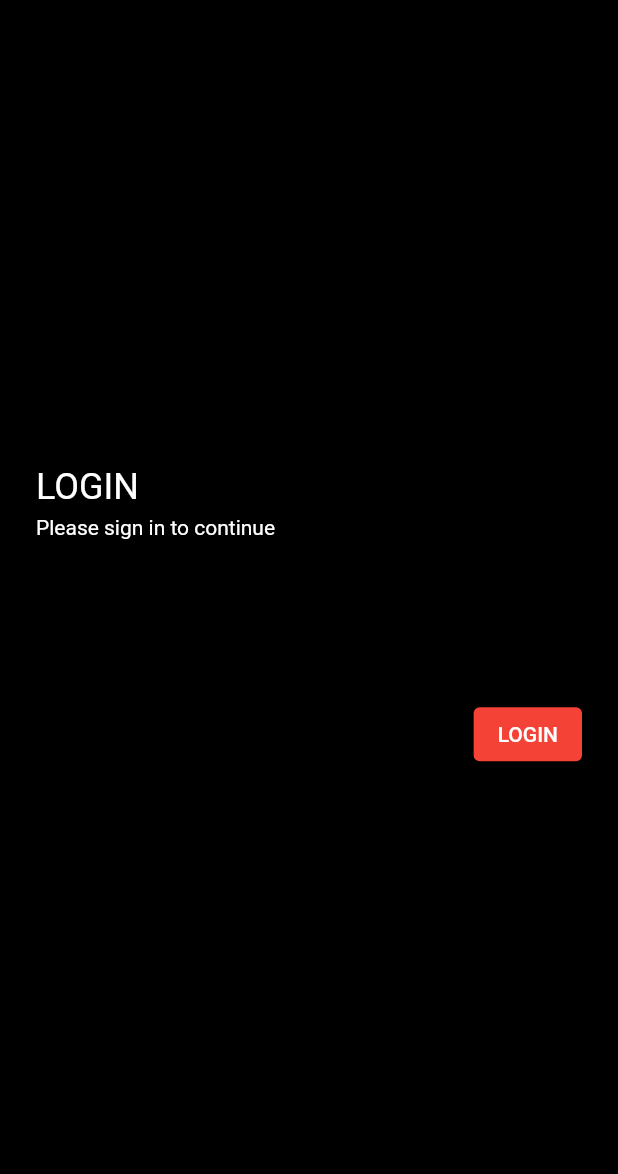
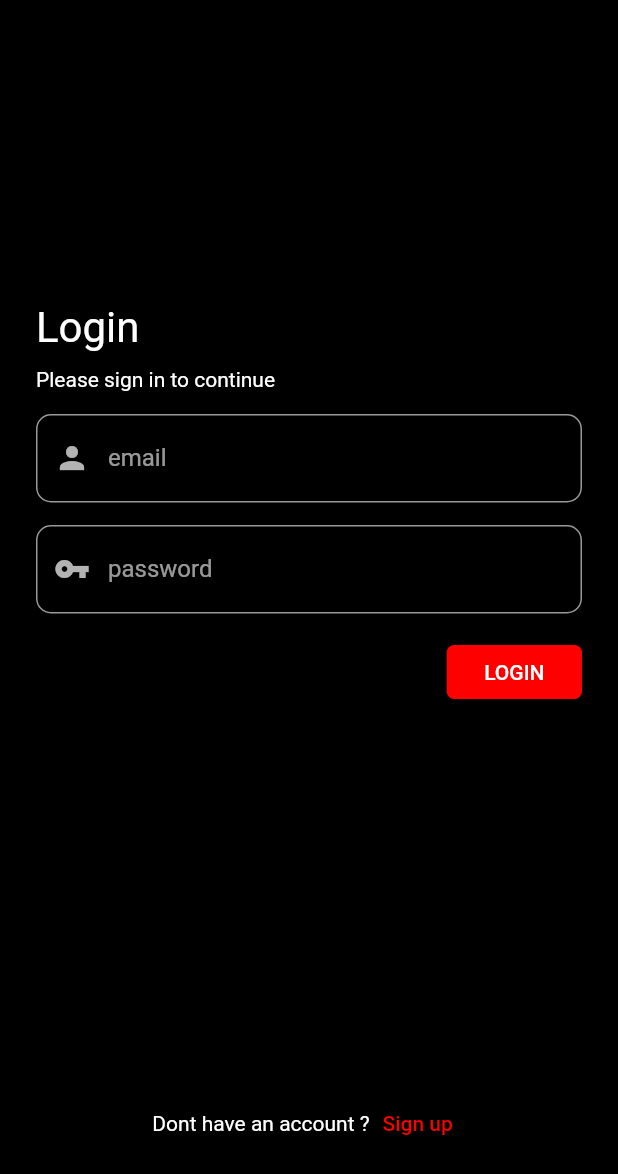
Before and after one commit to envisse/flutter_MoviePedia, a Flutter app: the screen it shows after launch, on a phone screen of 412 x 824 dp. Shown: the top 1174 px of the screen. Run offline on Flutter 3.47's test engine with Material 2 defaults, Android fonts, the phone set to English and light mode, and no system bars; our stand-ins replace shared_preferences; accounts and stored records are empty.

Commit message:
theming and adding new page

```diff
--- a/lib/services/authnetications.dart
+++ b/lib/services/authnetications.dart
@@ -6,7 +6,7 @@ import 'package:flutter_movie_blocpattern/view/pages/home_page.dart';
 import 'package:http/http.dart' as http;
 import 'package:shared_preferences/shared_preferences.dart';
 
-String url = 'http://192.168.1.17:8000/api/';
+String url = 'https://tiket.borneocorner.com/api';
 String? token;
 
 class Authentication {
--- a/lib/view/components/textformfield.dart
+++ b/lib/view/components/textformfield.dart
@@ -1 +1,32 @@
 import 'package:flutter/material.dart';
+
+class Textformfieldcomponent extends StatelessWidget {
+  late final String hint;
+  final String? Function(String?)? validator;
+  final bool? obsecure;
+  final Widget? icons;
+  late final TextEditingController controller;
+
+  Textformfieldcomponent({
+    Key? key,
+    required this.hint,
+    required this.controller,
+    this.icons,
+    this.obsecure,
+    this.validator,
+  }) : super(key: key);
+
+  @override
+  Widget build(BuildContext context) {
+    return TextFormField(
+      controller: controller,
+      validator: validator,
+      obscureText: obsecure ?? false,
+      decoration: InputDecoration(
+        labelText: hint,
+
+        prefixIcon: icons,
+      ),
+    );
+  }
+}
--- a/lib/view/pages/login_page.dart
+++ b/lib/view/pages/login_page.dart
@@ -1,5 +1,8 @@
 import 'package:flutter/material.dart';
 import 'package:flutter_movie_blocpattern/services/authnetications.dart';
+import 'package:flutter_movie_blocpattern/view/components/textformfield.dart';
+import 'package:flutter_movie_blocpattern/view/pages/register_page.dart';
+import 'package:flutter_movie_blocpattern/view/shared/themedata.dart';
 
 import 'home_page.dart';
 
@@ -29,61 +32,118 @@ class LoginPage extends StatefulWidget {
 
 class _LoginPageState extends State<LoginPage> {
   TextEditingController _email = TextEditingController();
-
   TextEditingController _password = TextEditingController();
+  final _formkey = GlobalKey<FormState>();
+  bool validate = true;
 
   var authentication = Authentication();
 
   @override
   Widget build(BuildContext context) {
-    return SafeArea(
-      child: Center(
-        child: Container(
+    return Scaffold(
+      resizeToAvoidBottomInset: true,
+      body: Container(
         margin: EdgeInsets.symmetric(horizontal: 24),
+        child: Form(
+          key: _formkey,
+          child: Column(
+            children: [
+              Expanded(
                 child: Column(
                   mainAxisAlignment: MainAxisAlignment.center,
                   children: [
-              Row(
-                mainAxisAlignment: MainAxisAlignment.start,
-                children: [
-                  Text(
-                    'LOGIN',
-                    style: TextStyle(fontSize: 24),
+                    Align(
+                      alignment: Alignment.topLeft,
+                      child: Text(
+                        'Login',
+                        style: TextStyle(fontSize: 28),
                       ),
-                ],
                     ),
                     SizedBox(
-                height: 5,
+                      height: 10,
                     ),
-              Row(
-                mainAxisAlignment: MainAxisAlignment.start,
-                children: [
-                  Text(
+                    Align(
+                      alignment: Alignment.topLeft,
+                      child: Text(
                         'Please sign in to continue',
                         style: TextStyle(fontSize: 14),
                       ),
-                ],
-              ),
-              TextFormField(
-                controller: _email,
-              ),
-              TextFormField(
-                controller: _password,
-                obscureText: true,
-                decoration: InputDecoration(hintText: 'password'),
                     ),
                     SizedBox(
-                height: 10,
+                      height: 15,
+                    ),
+                    Textformfieldcomponent(
+                        hint: 'email',
+                        validator: (value) =>
+                            value!.isEmpty ? 'fill email' : null,
+                        controller: _email,
+                        icons: validate
+                            ? Icon(
+                                Icons.person,
+                                color: null,
+                              )
+                            : Icon(
+                                Icons.person,
+                                color: error,
+                              )),
+                    SizedBox(
+                      height: 15,
+                    ),
+                    Textformfieldcomponent(
+                      hint: 'password',
+                      validator: (value) =>
+                          value!.isEmpty ? 'fill password' : null,
+                      obsecure: true,
+                      controller: _password,
+                      icons: validate
+                          ? Icon(Icons.vpn_key, color: null)
+                          : Icon(Icons.vpn_key, color: error),
+                    ),
+                    SizedBox(
+                      height: 15,
                     ),
                     Row(
                       mainAxisAlignment: MainAxisAlignment.end,
                       children: [
                         ElevatedButton(
-                    onPressed: () => authentication.login(
-                        _email.text, _password.text, context),
+                          onPressed: () {
+                            if (_formkey.currentState!.validate()) {
+                              authentication.login(
+                                  _email.text, _password.text, context);
+                              setState(() {
+                                validate = true;
+                              });
+                            } else {
+                              setState(() {
+                                validate = false;
+                              });
+                            }
+                          },
                           child: Text('LOGIN'),
                         ),
                       ],
+                    ),
+                  ],
+                ),
+              ),
+              SizedBox(
+                height: 150,
+                child: Row(
+                  mainAxisAlignment: MainAxisAlignment.center,
+                  children: [
+                    Text('Dont have an account ?'),
+                    TextButton(
+                      onPressed: () {
+                        Navigator.push(
+                            context,
+                            MaterialPageRoute(
+                              builder: (context) => Registerpage(),
+                            ));
+                      },
+                      child: Text('Sign up'),
+                    )
+                  ],
+                ),
               ),
             ],
           ),
--- a/lib/view/shared/themedata.dart
+++ b/lib/view/shared/themedata.dart
@@ -2,21 +2,57 @@ import 'package:flutter/material.dart';
 
 ThemeData theme() {
   return ThemeData(
-      primaryColor: Colors.amber,
-      scaffoldBackgroundColor: Colors.black,
-      accentColor: Colors.amber,
-      textTheme: TextTheme(
-        bodyText1: TextStyle(),
-        bodyText2: TextStyle(),
-        headline3: TextStyle(),
-        headline2: TextStyle(),
-      ).apply(
-        bodyColor: Colors.white,
-        displayColor: Colors.white,
+    colorScheme: _moviecolorScheme,
+    scaffoldBackgroundColor: Colors.black,
+
+    //theming elevated button
+    elevatedButtonTheme: ElevatedButtonThemeData(
+      style: ElevatedButton.styleFrom(
+        shape: new RoundedRectangleBorder(
+          borderRadius: BorderRadius.circular(5),
+        ),
+        padding: EdgeInsets.symmetric(horizontal: 25),
       ),
-      elevatedButtonTheme: ElevatedButtonThemeData(
-        style: ElevatedButton.styleFrom(primary: Colors.red),
+    ),
+
+    //theming textform field
+    inputDecorationTheme: InputDecorationTheme(
+      filled: true,
+      fillColor: Colors.black12,
+      errorStyle: TextStyle(color: error),
+      border: OutlineInputBorder(
+        borderRadius: BorderRadius.circular(10),
       ),
-      iconTheme: IconThemeData(color: Colors.amber),
-      inputDecorationTheme: InputDecorationTheme());
+      errorBorder: OutlineInputBorder(
+        borderSide: BorderSide(color: error),
+        borderRadius: BorderRadius.circular(10),
+      ),
+      focusedErrorBorder: OutlineInputBorder(
+        borderSide: BorderSide(color: error),
+        borderRadius: BorderRadius.circular(10),
+      ),
+    ),
+  );
 }
+
+const ColorScheme _moviecolorScheme = ColorScheme(
+  primary: primary,
+  primaryVariant: primary,
+  secondary: primary,
+  secondaryVariant: primary,
+  surface: primary,
+  background: primary,
+  error: error,
+  onPrimary: secondary,
+  onSecondary: secondary,
+  onSurface: primary,
+  onBackground: primary,
+  onError: error,
+  brightness: Brightness.dark,
+);
+
+const Color primary = Color(0xFFFF0000);
+const Color secondary = Color(0xFFFFFFFF);
+const Color onsurface = Color(0xFF1D1D1D);
+const Color background = Color(0xFF000000);
+const Color error = Color(0xFFFF9500);
```
Also changed, not shown: lib/view/components/textcomponents.dart (added, +8 -0 lines), lib/view/pages/register_page.dart (added, +111 -0 lines), lib/model/people/peoples.dart (added), lib/model/tv/tvs.dart (added), lib/view/components/buttoncomponents.dart (added), lib/view/pages/splash_page.dart (added). Lines whose indentation alone changed are shown as unchanged.
